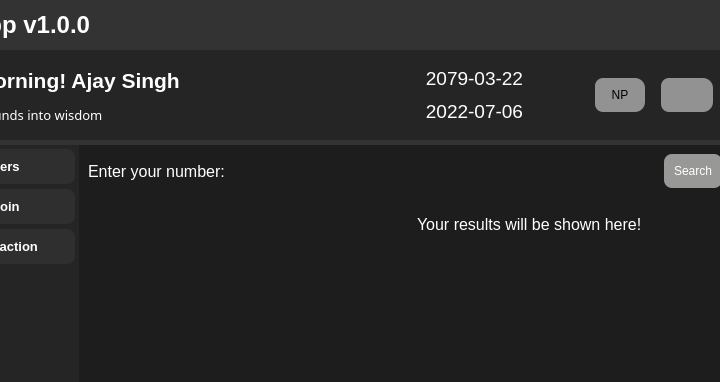
mentormaya/Maya-Utility-App, file assets/UI/Interface.ui: the form before one commit; both pictures show x 194 to 914 and y 0 to 382 of the 1100 by 700 pixel window.
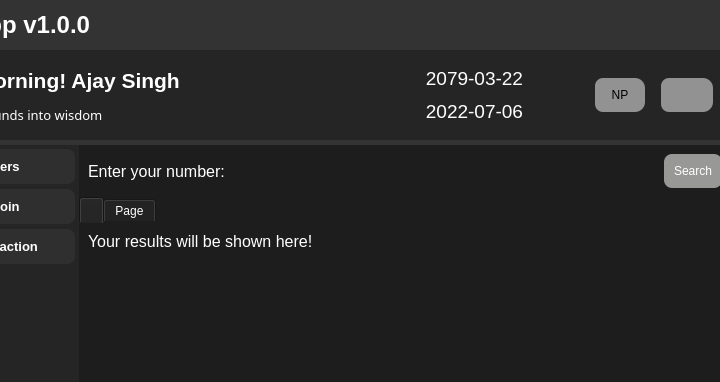
The form after the commit. Icons and pictures are not drawn.

```diff
--- a/assets/UI/Interface.ui
+++ b/assets/UI/Interface.ui
@@ -39,7 +39,7 @@
     <property name="bottomMargin">
      <number>0</number>
     </property>
-    <item row="0" column="0">
+    <item>
      <widget class="QFrame" name="drop_shadow_frame">
       <property name="frameShape">
        <enum>QFrame::NoFrame</enum>
@@ -1545,17 +1545,30 @@
                   </widget>
                  </item>
                  <item>
-                  <widget class="QFrame" name="pan_output">
-                   <property name="frameShape">
-                    <enum>QFrame::StyledPanel</enum>
+                  <widget class="QTabWidget" name="pan_output">
+                   <property name="currentIndex">
+                    <number>0</number>
                    </property>
-                   <property name="frameShadow">
-                    <enum>QFrame::Raised</enum>
-                   </property>
-                   <layout class="QHBoxLayout" name="horizontalLayout_11">
-                    <item>
-                     <widget class="QTableWidget" name="pan_table_output"/>
-                    </item>
+                   <widget class="QWidget" name="pan_table_output_page" native="true">
+                    <attribute name="title">
+                     <string/>
+                    </attribute>
+                    <layout class="QVBoxLayout" name="verticalLayout_27">
+                     <property name="spacing">
+                      <number>5</number>
+                     </property>
+                     <property name="leftMargin">
+                      <number>0</number>
+                     </property>
+                     <property name="topMargin">
+                      <number>0</number>
+                     </property>
+                     <property name="rightMargin">
+                      <number>0</number>
+                     </property>
+                     <property name="bottomMargin">
+                      <number>0</number>
+                     </property>
                     <item>
                      <widget class="QScrollArea" name="raw_output_container">
                       <property name="widgetResizable">
@@ -1566,8 +1579,8 @@
                         <rect>
                          <x>0</x>
                          <y>0</y>
-                         <width>304</width>
-                         <height>453</height>
+                          <width>630</width>
+                          <height>222</height>
                         </rect>
                        </property>
                        <layout class="QVBoxLayout" name="verticalLayout_21">
@@ -1587,7 +1600,16 @@
                       </widget>
                      </widget>
                     </item>
-                   </layout>
+                     <item>
+                      <widget class="QTableWidget" name="pan_table_output"/>
+                     </item>
+                    </layout>
+                   </widget>
+                   <widget class="QWidget" name="raw_pan_out_page">
+                    <attribute name="title">
+                     <string>Page</string>
+                    </attribute>
+                   </widget>
                   </widget>
                  </item>
                 </layout>
```
Left out of the diff: 2 changed lines with no effect on the pictures. Lines whose indentation alone changed are shown as unchanged.
